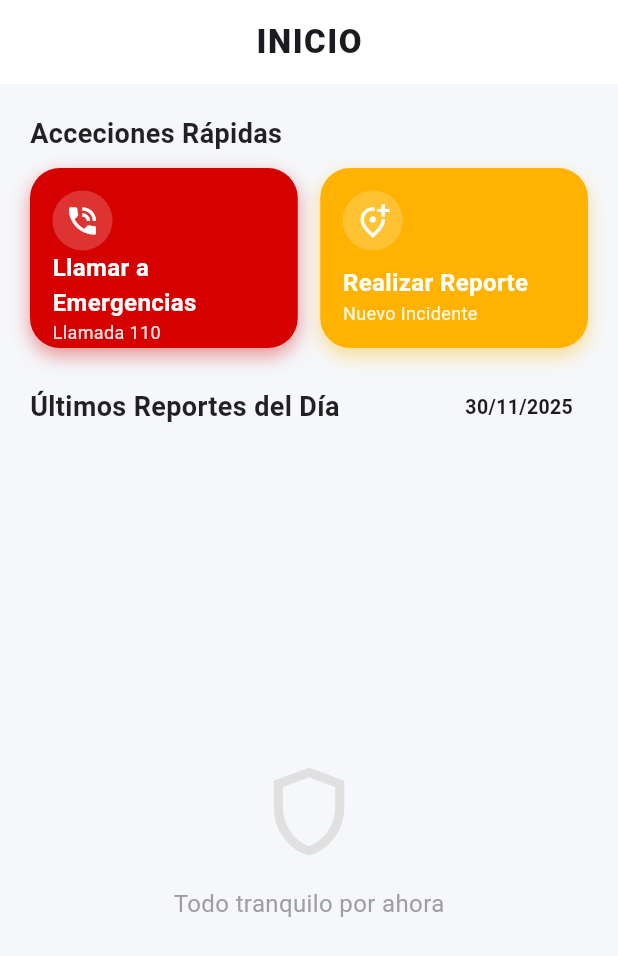
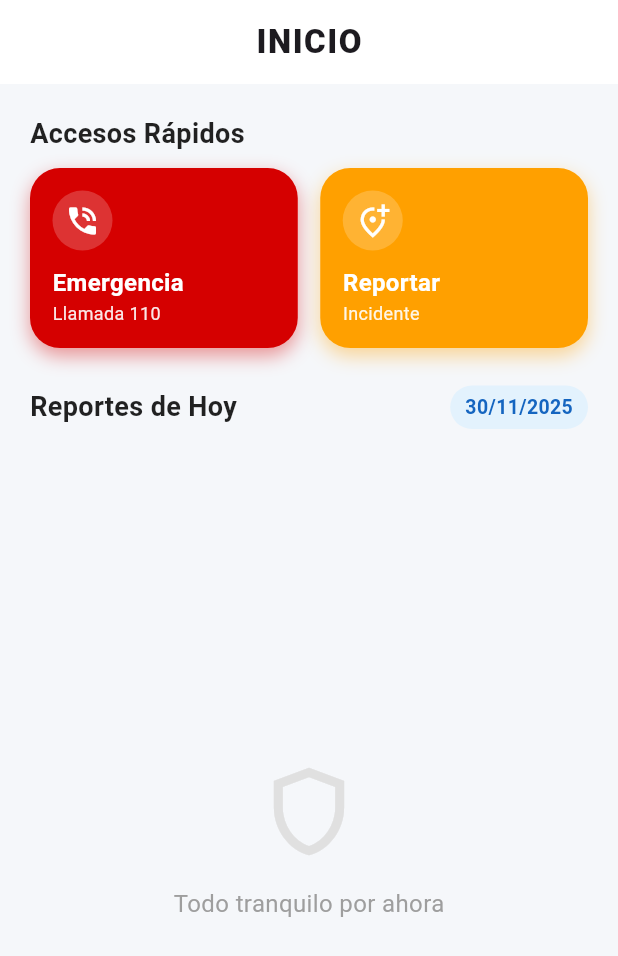
Before and after one commit to dorkzos/grupo10_proyectoFlutter_avanzado, a Flutter app: the Inicio screen opened directly, on a phone screen of 412 x 824 dp. Shown: the top 956 px of the screen. Run offline on Flutter 3.47's test engine with Material 3 defaults, Android fonts, the phone set to English and light mode, and no system bars; our stand-ins replace image_picker, shared_preferences; accounts and stored records are empty.

Commit message:
pantalla de inicio terminada

```diff
--- a/lib/pantallas/inicio.dart
+++ b/lib/pantallas/inicio.dart
@@ -1,3 +1,4 @@
+import 'dart:io'; // <--- IMPORTANTE PARA LEER LAS FOTOS DEL CELULAR
 import 'package:flutter/material.dart';
 import 'package:proyectofinal_grupo10_avansado/pantallas/reportar.dart';
 import 'package:url_launcher/url_launcher.dart';
@@ -28,7 +29,7 @@ class _InicioState extends State<Inicio> {
     }
   }
 
-  // --- DIALOGO GRANDE (Estilo Anterior) ---
+  // --- DIALOGO GRANDE CORREGIDO (Muestra Assets o Fotos Locales) ---
   void _mostrarDetalleReporte(BuildContext context, Map<String, String> reporte) {
     showDialog(
       context: context,
@@ -47,7 +48,7 @@ class _InicioState extends State<Inicio> {
                 Container(
                   padding: const EdgeInsets.symmetric(vertical: 20, horizontal: 20),
                   decoration: BoxDecoration(
-                    color: Colors.redAccent.withOpacity(0.1), // Color sólido suave
+                    color: Colors.redAccent.withOpacity(0.1),
                     borderRadius: const BorderRadius.only(topLeft: Radius.circular(20), topRight: Radius.circular(20)),
                   ),
                   child: Row(
@@ -85,6 +86,7 @@ class _InicioState extends State<Inicio> {
 
                         const SizedBox(height: 20),
 
+                        // --- CONTENEDOR DE IMAGEN CORREGIDO ---
                         Container(
                           width: double.infinity,
                           height: 200,
@@ -93,11 +95,17 @@ class _InicioState extends State<Inicio> {
                             borderRadius: BorderRadius.circular(15),
                             border: Border.all(color: Colors.grey.shade300),
                             image: DecorationImage(
-                              image: AssetImage('assets/images/${reporte['evidencia']}'),
+                              // LÓGICA: Si es local usamos FileImage, si no AssetImage
+                              image: reporte['es_local'] == 'si' && reporte['evidencia'] != ''
+                                  ? FileImage(File(reporte['evidencia']!)) as ImageProvider
+                                  : AssetImage('assets/images/${reporte['evidencia'] ?? 'placeholder.png'}'),
                               fit: BoxFit.cover,
+                              onError: (exception, stackTrace) {
+                                // Evita crash si la imagen no existe
+                              },
                             )
                           ),
-                          child: reporte['evidencia'] == null
+                          child: (reporte['evidencia'] == null || reporte['evidencia'] == '')
                             ? const Center(child: Text("Sin evidencia visual"))
                             : null,
                         ),
@@ -147,12 +155,14 @@ class _InicioState extends State<Inicio> {
 
   @override
   Widget build(BuildContext context) {
+    // Obtenemos fecha de hoy
     final now = DateTime.now();
     String dia = now.day.toString().padLeft(2, '0');
     String mes = now.month.toString().padLeft(2, '0');
     String anio = now.year.toString();
     String fechaHoy = "$dia/$mes/$anio";
 
+    // Filtramos la lista global
     List<Map<String, String>> reportesDeHoy = historialReportes.where((elemento) {
       return elemento['dia'] == fechaHoy;
     }).toList().reversed.toList();
@@ -176,7 +186,7 @@ class _InicioState extends State<Inicio> {
           Padding(
             padding: const EdgeInsets.fromLTRB(20, 20, 20, 10),
             child: const Text(
-              'Acceciones Rápidas',
+              'Accesos Rápidos',
               style: TextStyle(fontSize: 18, fontWeight: FontWeight.bold, color: Colors.black87),
             ),
           ),
@@ -187,7 +197,7 @@ class _InicioState extends State<Inicio> {
               children: [
                 Expanded(
                   child: _botonAccionSolido(
-                    titulo: "Llamar a Emergencias",
+                    titulo: "Emergencia",
                     subtitulo: "Llamada 110",
                     icono: Icons.phone_in_talk,
                     colorFondo: Colors.redAccent.shade700,
@@ -199,15 +209,18 @@ class _InicioState extends State<Inicio> {
 
                 Expanded(
                   child: _botonAccionSolido(
-                    titulo: "Realizar Reporte",
-                    subtitulo: "Nuevo Incidente",
+                    titulo: "Reportar",
+                    subtitulo: "Incidente",
                     icono: Icons.add_location_alt_outlined,
-                    colorFondo: Colors.amber.shade600,
+                    colorFondo: Colors.amber.shade700,
                     onTap: (){
                       Navigator.push(
                         context,
                         MaterialPageRoute(builder: (context) => HacerReporte()),
-                      );
+                      ).then((_) {
+                        // ESTO ES CLAVE: Al volver, actualizamos el estado para ver el nuevo reporte
+                        setState(() {});
+                      });
                     }
                   ),
                 ),
@@ -223,12 +236,16 @@ class _InicioState extends State<Inicio> {
               mainAxisAlignment: MainAxisAlignment.spaceBetween,
               children: [
                 const Text(
-                  'Últimos Reportes del Día',
+                  'Reportes de Hoy',
                   style: TextStyle(fontSize: 18, fontWeight: FontWeight.bold, color: Colors.black87),
                 ),
                 Container(
                   padding: const EdgeInsets.symmetric(horizontal: 10, vertical: 5),
-                  child: Text(fechaHoy, style: TextStyle(fontWeight: FontWeight.bold, fontSize: 13)),
+                  decoration: BoxDecoration(
+                    color: Colors.blue[50],
+                    borderRadius: BorderRadius.circular(20)
+                  ),
+                  child: Text(fechaHoy, style: TextStyle(color: Colors.blue[800], fontWeight: FontWeight.bold, fontSize: 13)),
                 )
               ],
             ),
@@ -283,6 +300,7 @@ class _InicioState extends State<Inicio> {
                           padding: const EdgeInsets.all(15.0),
                           child: Row(
                             children: [
+                              // Icono Circular
                               Container(
                                 height: 50, width: 50,
                                 decoration: BoxDecoration(
@@ -293,6 +311,7 @@ class _InicioState extends State<Inicio> {
                               ),
                               const SizedBox(width: 15),
 
+                              // Texto Central
                               Expanded(
                                 child: Column(
                                   crossAxisAlignment: CrossAxisAlignment.start,
@@ -311,22 +330,37 @@ class _InicioState extends State<Inicio> {
                                     const SizedBox(height: 4),
                                     Row(
                                       children: [
-                                        Container(
-                                          padding: const EdgeInsets.symmetric(horizontal: 0, vertical: 4),
-                                          child: Text(
-                                            calcularTiempoTranscurrido(fecha, hora),
-                                            style: TextStyle(fontSize: 12, fontWeight: FontWeight.bold),
-                                          ),
-                                        ),
+                                        Icon(Icons.person, size: 12, color: Colors.grey[400]),
+                                        const SizedBox(width: 4),
+                                        Text(usuario, style: TextStyle(fontSize: 11, color: Colors.grey[500])),
                                       ],
                                     )
                                   ],
                                 ),
                               ),
 
-                              const SizedBox(width: 4),
-                              Text(usuario, style: TextStyle(fontSize: 11, color: Colors.grey[500])),
-
+                              // Tiempo
+                              Column(
+                                crossAxisAlignment: CrossAxisAlignment.end,
+                                children: [
+                                  Text(
+                                    hora,
+                                    style: TextStyle(fontSize: 12, color: Colors.grey[400]),
+                                  ),
+                                  const SizedBox(height: 5),
+                                  Container(
+                                    padding: const EdgeInsets.symmetric(horizontal: 8, vertical: 4),
+                                    decoration: BoxDecoration(
+                                      color: Colors.green[50],
+                                      borderRadius: BorderRadius.circular(8)
+                                    ),
+                                    child: Text(
+                                      calcularTiempoTranscurrido(fecha, hora),
+                                      style: TextStyle(fontSize: 10, fontWeight: FontWeight.bold, color: Colors.green[700]),
+                                    ),
+                                  )
+                                ],
+                              )
                             ],
                           ),
                         ),
@@ -368,7 +402,7 @@ class _InicioState extends State<Inicio> {
           borderRadius: BorderRadius.circular(20),
           child: Padding(
             padding: const EdgeInsets.all(15.0),
-            child: Column( // MANTENEMOS COLUMNA (DISEÑO ANTERIOR)
+            child: Column(
               mainAxisAlignment: MainAxisAlignment.center,
               crossAxisAlignment: CrossAxisAlignment.start,
               children: [
```
